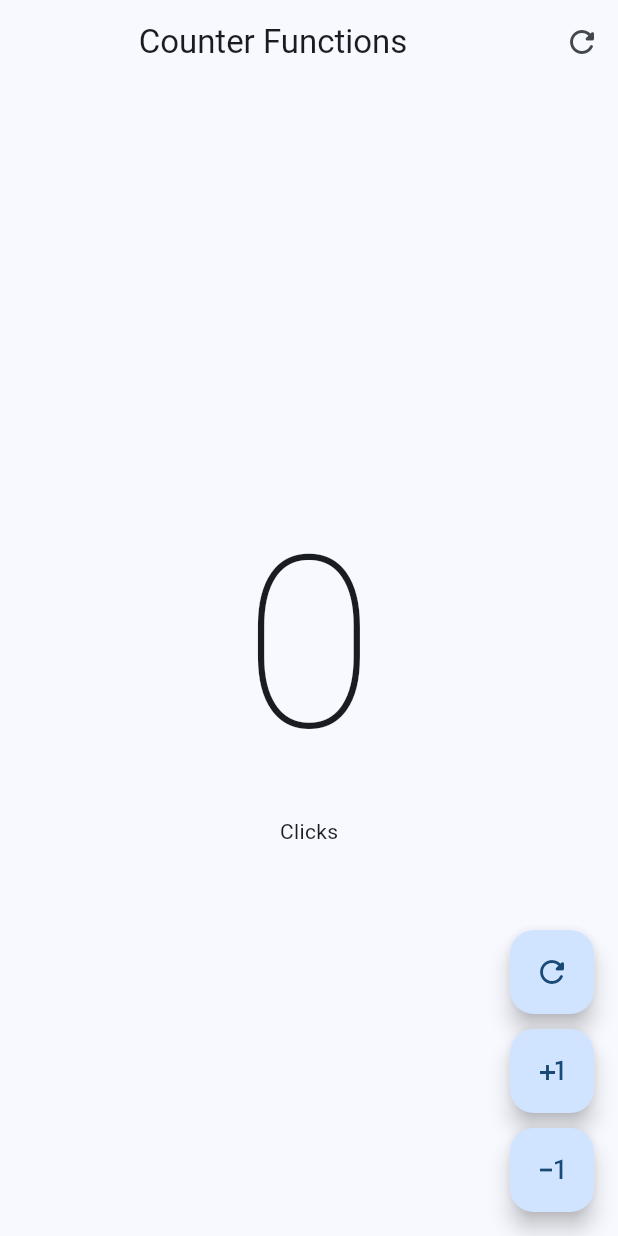
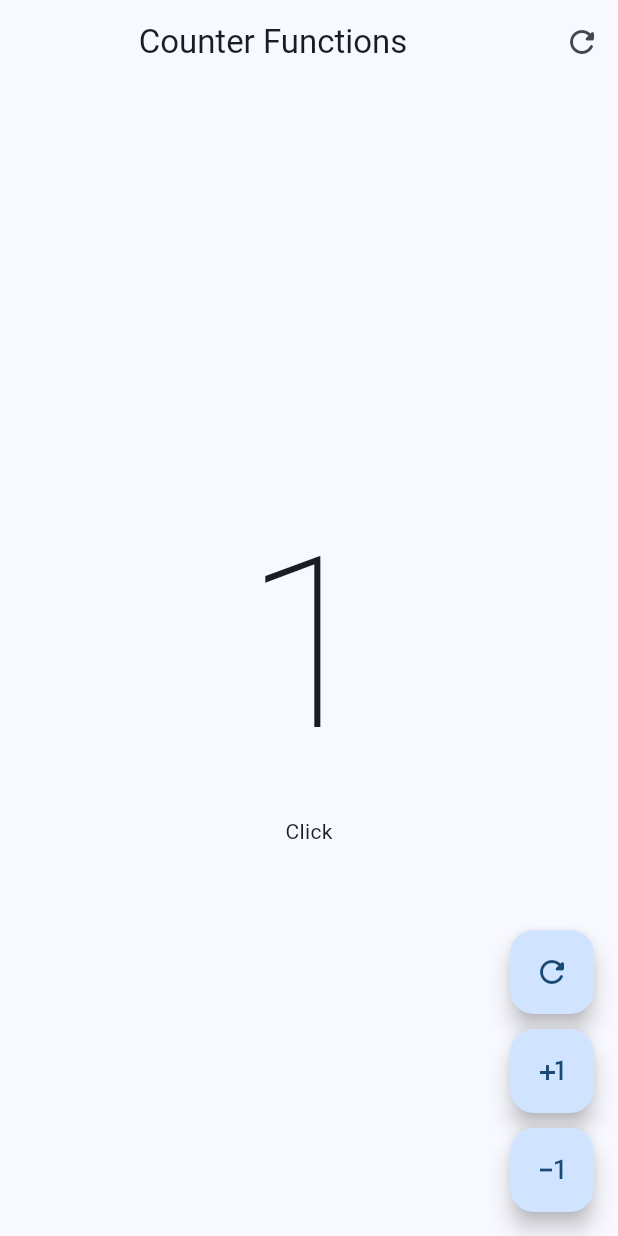
Before and after one commit to Davichobits/Flutter-counter-app, a Flutter app: the screen it shows after launch, after a tap on the "plus one" icon, on a phone screen of 412 x 824 dp. Run offline on Flutter 3.47's test engine with Material 3 defaults, Android fonts, the phone set to English and light mode, and no system bars.

Commit message:
Widget with arguments

```diff
--- a/lib/presentation/screens/counter/counter_functions_screen.dart
+++ b/lib/presentation/screens/counter/counter_functions_screen.dart
@@ -44,11 +44,32 @@ class _CounterFunctionsScreenState extends State<CounterFunctionsScreen> {
         floatingActionButton: Column(
           mainAxisAlignment: MainAxisAlignment.end,
           children: [
-            CustomButton(icon: Icons.refresh_rounded),
+            CustomButton(
+              icon: Icons.refresh_rounded,
+              onPressed: () {
+                setState(() {
+                  clickCounter = 0;
+                });
+              },
+            ),
             const SizedBox(height: 10),
-            CustomButton(icon: Icons.plus_one),
+            CustomButton(
+              icon: Icons.plus_one,
+              onPressed: () {
+                clickCounter++;
+                setState(() {});
+              },
+            ),
             const SizedBox(height: 10),
-            CustomButton(icon: Icons.exposure_minus_1),
+            CustomButton(
+              icon: Icons.exposure_minus_1,
+              onPressed: () {
+                setState(() {
+                  if (clickCounter == 0) return;
+                  clickCounter--;
+                });
+              },
+            ),
           ],
         ));
   }
@@ -56,16 +77,18 @@ class _CounterFunctionsScreenState extends State<CounterFunctionsScreen> {
 
 class CustomButton extends StatelessWidget {
   final IconData icon;
+  final VoidCallback? onPressed;
 
   const CustomButton({
     super.key,
     required this.icon,
+    this.onPressed,
   });
 
   @override
   Widget build(BuildContext context) {
     return FloatingActionButton(
-      onPressed: () {},
+      onPressed: onPressed,
       child: Icon(icon),
     );
   }
```
